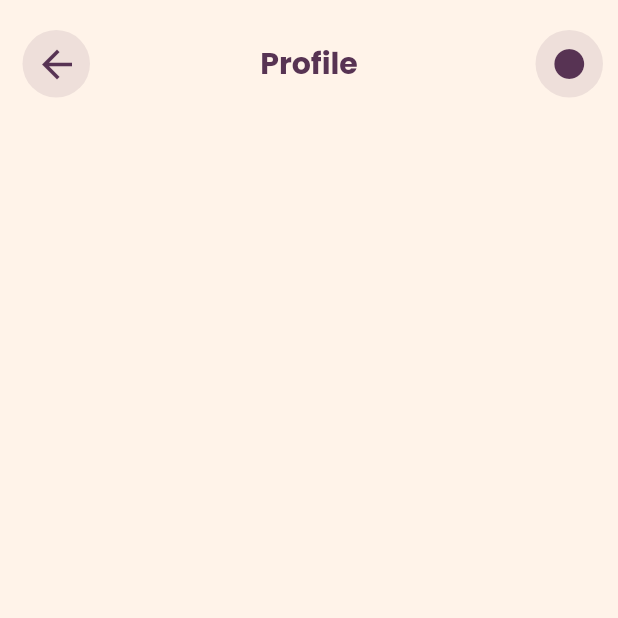
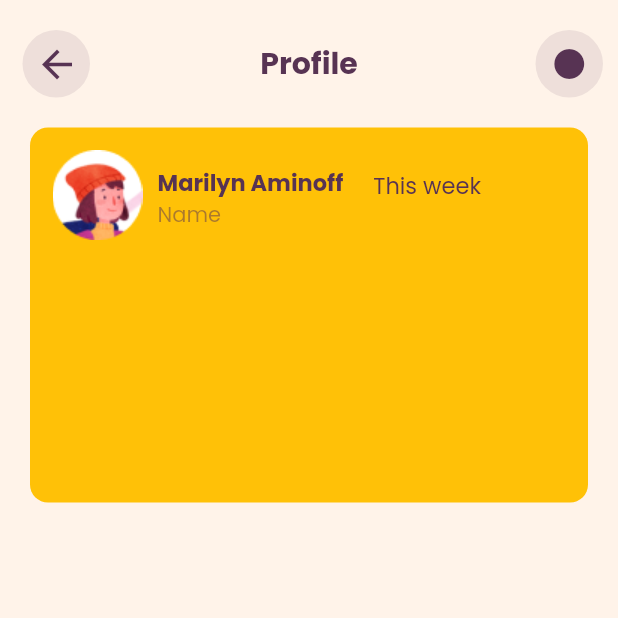
Before and after one commit to noelg-cj/habit-app, a Flutter app: the screen it shows after launch, on a phone screen of 412 x 824 dp, the top half of it. Run offline on Flutter 3.47's test engine with Material 2 defaults, Android fonts, the phone set to English and light mode, and no system bars.

Commit message:
status bar name added

```diff
--- a/lib/pages/profile.dart
+++ b/lib/pages/profile.dart
@@ -18,7 +18,7 @@ class ProfilePage extends StatelessWidget {
               color: Color(0xff573353).withOpacity(0.1)
             ),
             child: IconButton(
-              icon: Icon(
+              icon: const Icon(
                 Icons.arrow_back,
                 color: Color(0xff573353),
                 size: 30,
@@ -54,6 +54,65 @@ class ProfilePage extends StatelessWidget {
           )
         ],
       ),
+      body: Column(
+        children: [
+          Padding(
+            padding: const EdgeInsets.symmetric(horizontal: 20),
+            child: Container(
+              padding: EdgeInsets.all(15),
+              height: 250,
+              decoration: BoxDecoration(
+                color: Colors.amber,
+                borderRadius: BorderRadius.circular(12)
+              ),
+              child: Column(
+                children: [
+                  Row(
+                    crossAxisAlignment: CrossAxisAlignment.start,
+                    children: [
+                      Image(image: AssetImage('assets/images/profile_pic.png')),
+                      const SizedBox(width: 10,),
+                      Padding(
+                        padding: const EdgeInsets.only(top: 10),
+                        child: Column(
+                          crossAxisAlignment: CrossAxisAlignment.start,
+                          children: [
+                            Text(
+                              'Marilyn Aminoff',
+                              style: TextStyle(
+                                fontWeight: FontWeight.w600,
+                                fontSize: 15,
+                                color: Color(0xff573353)
+                              ),
+                            ),
+                            Text(
+                              'Name',
+                              style: TextStyle(
+                                color: Color(0xff573353).withOpacity(0.5)
+                              ),
+                            )
+                          ],
+                        ),
+                      ),
+                      SizedBox(width: 20,),
+                      Padding(
+                        padding: const EdgeInsets.only(top: 12),
+                        child: Text(
+                          'This week',
+                          style: TextStyle(
+                            color: Color(0xff573353),
+                            fontSize: 15
+                          ),
+                        ),
+                      )
+                    ],
+                  )
+                ],
+              ),
+            ),
+          )
+        ],
+      )
     );
   }
 }
```
Also changed, not shown: assets/images/profile_pic.png (added).
